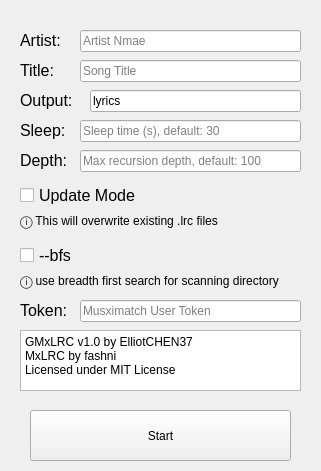
This is win.ui in ElliotCHEN37/GMxLRC as Qt 5 draws it before an edit. The edited form follows.
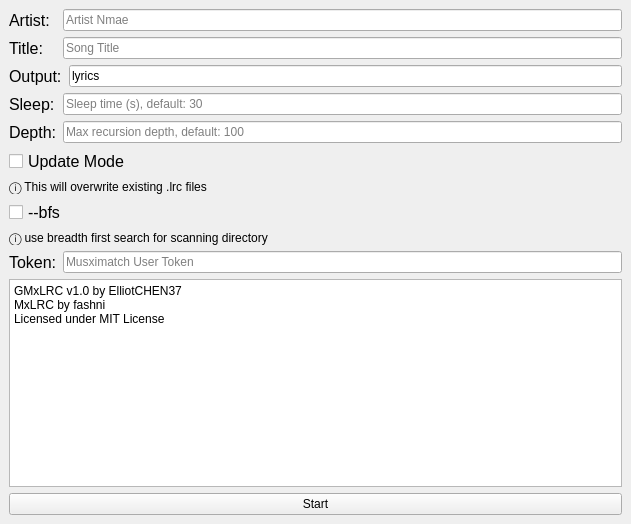
This is the edited form.

Commit message: responsive window

What changed in the file:
```diff
--- a/win.ui
+++ b/win.ui
@@ -6,8 +6,8 @@
    <rect>
     <x>0</x>
     <y>0</y>
-    <width>321</width>
-    <height>471</height>
+    <width>631</width>
+    <height>524</height>
    </rect>
   </property>
   <property name="font">
@@ -22,15 +22,9 @@
    <locale language="English" country="UnitedStates"/>
   </property>
   <widget class="QWidget" name="centralwidget">
+   <layout class="QGridLayout" name="gridLayout">
+    <item row="0" column="0">
    <widget class="QLabel" name="Artist_lab">
-    <property name="geometry">
-     <rect>
-      <x>20</x>
-      <y>30</y>
-      <width>58</width>
-      <height>21</height>
-     </rect>
-    </property>
     <property name="font">
      <font>
       <family>Arial</family>
@@ -41,28 +35,16 @@
      <string>Artist:</string>
     </property>
    </widget>
+    </item>
+    <item row="0" column="1" colspan="2">
    <widget class="QLineEdit" name="Artist_in">
-    <property name="geometry">
-     <rect>
-      <x>80</x>
-      <y>30</y>
-      <width>221</width>
-      <height>22</height>
-     </rect>
-    </property>
     <property name="placeholderText">
      <string>Artist Nmae</string>
     </property>
    </widget>
+    </item>
+    <item row="1" column="0">
    <widget class="QLabel" name="Title_lab">
-    <property name="geometry">
-     <rect>
-      <x>20</x>
-      <y>60</y>
-      <width>58</width>
-      <height>21</height>
-     </rect>
-    </property>
     <property name="font">
      <font>
       <family>Arial</family>
@@ -73,15 +55,9 @@
      <string>Title:</string>
     </property>
    </widget>
+    </item>
+    <item row="1" column="1" colspan="2">
    <widget class="QLineEdit" name="Title_in">
-    <property name="geometry">
-     <rect>
-      <x>80</x>
-      <y>60</y>
-      <width>221</width>
-      <height>22</height>
-     </rect>
-    </property>
     <property name="text">
      <string/>
     </property>
@@ -89,15 +65,9 @@
      <string>Song Title</string>
     </property>
    </widget>
+    </item>
+    <item row="2" column="0" colspan="2">
    <widget class="QLabel" name="Output_lab">
-    <property name="geometry">
-     <rect>
-      <x>20</x>
-      <y>90</y>
-      <width>71</width>
-      <height>21</height>
-     </rect>
-    </property>
     <property name="font">
      <font>
       <family>Arial</family>
@@ -108,15 +78,9 @@
      <string>Output:</string>
     </property>
    </widget>
+    </item>
+    <item row="2" column="2">
    <widget class="QLineEdit" name="Output_in">
-    <property name="geometry">
-     <rect>
-      <x>90</x>
-      <y>90</y>
-      <width>211</width>
-      <height>22</height>
-     </rect>
-    </property>
     <property name="text">
      <string>lyrics</string>
     </property>
@@ -124,28 +88,9 @@
      <string>Output directory, default: lyrics</string>
     </property>
    </widget>
-   <widget class="QLineEdit" name="Sleep_in">
-    <property name="geometry">
-     <rect>
-      <x>80</x>
-      <y>120</y>
-      <width>221</width>
-      <height>22</height>
-     </rect>
-    </property>
-    <property name="placeholderText">
-     <string>Sleep time (s), default: 30</string>
-    </property>
-   </widget>
+    </item>
+    <item row="3" column="0">
    <widget class="QLabel" name="Sleep_lab">
-    <property name="geometry">
-     <rect>
-      <x>20</x>
-      <y>120</y>
-      <width>61</width>
-      <height>21</height>
-     </rect>
-    </property>
     <property name="font">
      <font>
       <family>Arial</family>
@@ -156,28 +101,16 @@
      <string>Sleep:</string>
     </property>
    </widget>
-   <widget class="QLineEdit" name="Depth_in">
-    <property name="geometry">
-     <rect>
-      <x>80</x>
-      <y>150</y>
-      <width>221</width>
-      <height>22</height>
-     </rect>
-    </property>
+    </item>
+    <item row="3" column="1" colspan="2">
+     <widget class="QLineEdit" name="Sleep_in">
     <property name="placeholderText">
-     <string>Max recursion depth, default: 100</string>
-    </property>
-   </widget>
+       <string>Sleep time (s), default: 30</string>
+      </property>
+     </widget>
+    </item>
+    <item row="4" column="0">
    <widget class="QLabel" name="Depth_lab">
-    <property name="geometry">
-     <rect>
-      <x>20</x>
-      <y>150</y>
-      <width>61</width>
-      <height>21</height>
-     </rect>
-    </property>
     <property name="font">
      <font>
       <family>Arial</family>
@@ -188,15 +121,16 @@
      <string>Depth:</string>
     </property>
    </widget>
+    </item>
+    <item row="4" column="1" colspan="2">
+     <widget class="QLineEdit" name="Depth_in">
+      <property name="placeholderText">
+       <string>Max recursion depth, default: 100</string>
+      </property>
+     </widget>
+    </item>
+    <item row="5" column="0" colspan="3">
    <widget class="QCheckBox" name="Update_chk">
-    <property name="geometry">
-     <rect>
-      <x>20</x>
-      <y>180</y>
-      <width>281</width>
-      <height>31</height>
-     </rect>
-    </property>
     <property name="font">
      <font>
       <family>Arial</family>
@@ -210,28 +144,16 @@
      <string>Update Mode</string>
     </property>
    </widget>
+    </item>
+    <item row="6" column="0" colspan="3">
    <widget class="QLabel" name="Update_des">
-    <property name="geometry">
-     <rect>
-      <x>20</x>
-      <y>210</y>
-      <width>281</width>
-      <height>21</height>
-     </rect>
-    </property>
     <property name="text">
      <string>ⓘ This will overwrite existing .lrc files</string>
     </property>
    </widget>
+    </item>
+    <item row="7" column="0" colspan="3">
    <widget class="QCheckBox" name="bfs_chk">
-    <property name="geometry">
-     <rect>
-      <x>20</x>
-      <y>240</y>
-      <width>281</width>
-      <height>31</height>
-     </rect>
-    </property>
     <property name="font">
      <font>
       <family>Arial</family>
@@ -245,41 +167,16 @@
      <string>--bfs</string>
     </property>
    </widget>
+    </item>
+    <item row="8" column="0" colspan="3">
    <widget class="QLabel" name="bfs_des">
-    <property name="geometry">
-     <rect>
-      <x>20</x>
-      <y>270</y>
-      <width>281</width>
-      <height>21</height>
-     </rect>
-    </property>
     <property name="text">
      <string>ⓘ use breadth first search for scanning directory</string>
     </property>
    </widget>
-   <widget class="QLineEdit" name="Token_in">
-    <property name="geometry">
-     <rect>
-      <x>80</x>
-      <y>300</y>
-      <width>221</width>
-      <height>22</height>
-     </rect>
-    </property>
-    <property name="placeholderText">
-     <string>Musximatch User Token</string>
-    </property>
-   </widget>
+    </item>
+    <item row="9" column="0">
    <widget class="QLabel" name="Token_lab">
-    <property name="geometry">
-     <rect>
-      <x>20</x>
-      <y>300</y>
-      <width>61</width>
-      <height>21</height>
-     </rect>
-    </property>
     <property name="font">
      <font>
       <family>Arial</family>
@@ -290,18 +187,19 @@
      <string>Token:</string>
     </property>
    </widget>
+    </item>
+    <item row="9" column="1" colspan="2">
+     <widget class="QLineEdit" name="Token_in">
+      <property name="placeholderText">
+       <string>Musximatch User Token</string>
+      </property>
+     </widget>
+    </item>
+    <item row="10" column="0" colspan="3">
    <widget class="QTextEdit" name="info">
     <property name="enabled">
      <bool>true</bool>
     </property>
-    <property name="geometry">
-     <rect>
-      <x>20</x>
-      <y>330</y>
-      <width>281</width>
-      <height>61</height>
-     </rect>
-    </property>
     <property name="readOnly">
      <bool>true</bool>
     </property>
@@ -315,19 +213,15 @@
 &lt;p style=&quot; margin-top:0px; margin-bottom:0px; margin-left:0px; margin-right:0px; -qt-block-indent:0; text-indent:0px;&quot;&gt;Licensed under MIT License&lt;/p&gt;&lt;/body&gt;&lt;/html&gt;</string>
     </property>
    </widget>
+    </item>
+    <item row="11" column="0" colspan="3">
    <widget class="QPushButton" name="pushButton">
-    <property name="geometry">
-     <rect>
-      <x>30</x>
-      <y>410</y>
-      <width>261</width>
-      <height>51</height>
-     </rect>
-    </property>
     <property name="text">
      <string>Start</string>
     </property>
    </widget>
+    </item>
+   </layout>
   </widget>
  </widget>
  <resources>
```
Lines whose indentation alone changed are shown as unchanged. The commit also changes 1 other file.
